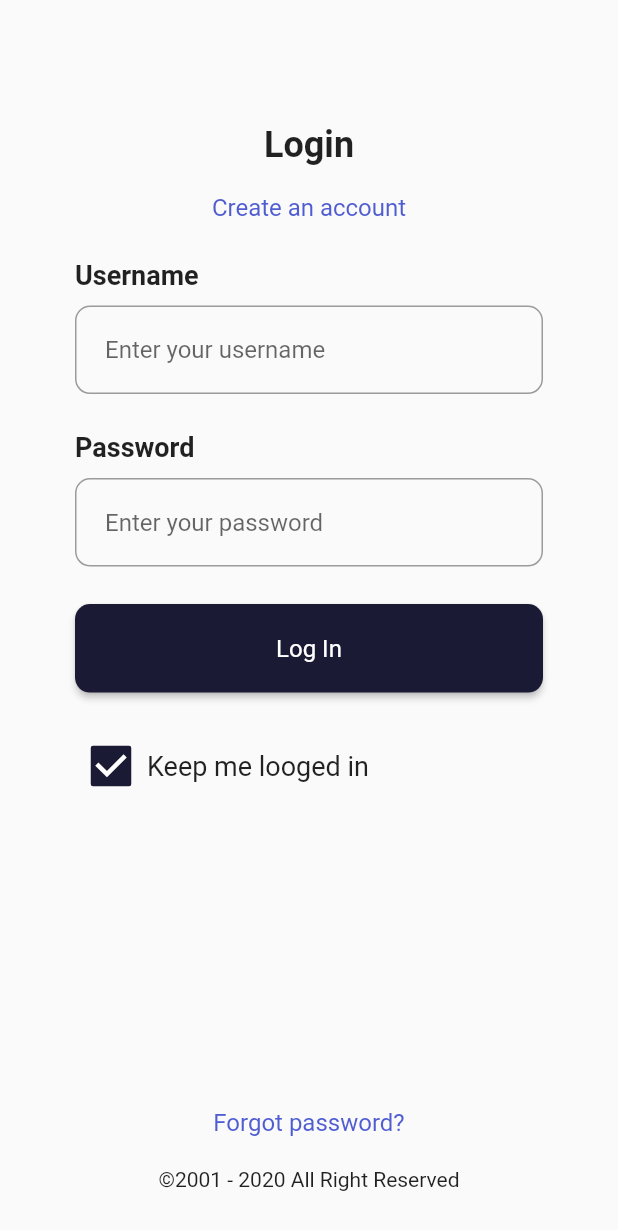
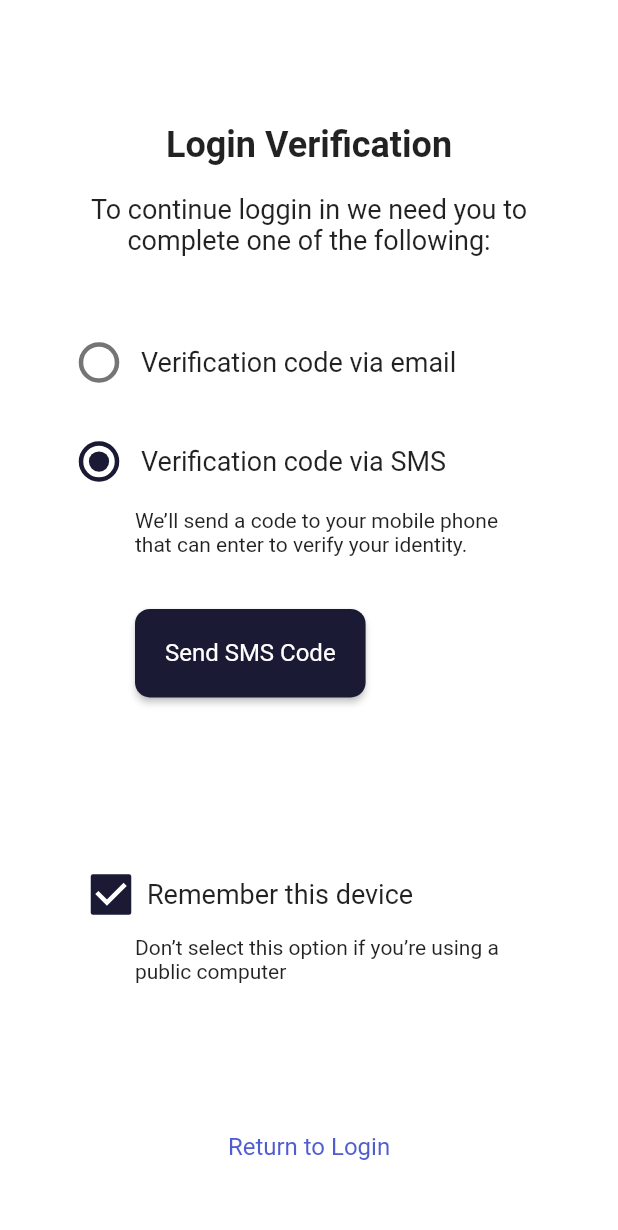
Before and after one commit to asotoglez/flutter-ui-samples, a Flutter app: the Login screen opened directly, after a tap on "Log In", on a phone screen of 412 x 824 dp. Shown: the top 1230 px of the screen. Run offline on Flutter 3.47's test engine with Material 2 defaults, Android fonts, the phone set to English and light mode, and no system bars.

Commit message:
Partial commit

```diff
--- a/lib/login-verification/login.dart
+++ b/lib/login-verification/login.dart
@@ -2,6 +2,7 @@ import 'package:flutter/material.dart';
 import 'package:flutter/services.dart';
 import 'input.dart';
 import 'checkbox.dart';
+import 'verification.dart';
 
 class Login extends StatelessWidget {
   @override
@@ -9,15 +10,10 @@ class Login extends StatelessWidget {
     SystemChrome.setPreferredOrientations([
       DeviceOrientation.portraitUp,
     ]);
-    SystemChrome.setSystemUIOverlayStyle(SystemUiOverlayStyle(
-        statusBarColor: Colors.transparent,
-        statusBarIconBrightness: Brightness.dark,
-        systemNavigationBarColor: Colors.white,
-        systemNavigationBarIconBrightness: Brightness.dark));
-
     double width = MediaQuery.of(context).size.width;
     double height = MediaQuery.of(context).size.height;
     return Scaffold(
+      backgroundColor: Colors.white,
       body: SingleChildScrollView(
         child: Column(
           children: <Widget>[
@@ -47,7 +43,12 @@ class Login extends StatelessWidget {
               padding: EdgeInsets.only(top: 25.0, left: 50.0, right: 50.0),
               child: RaisedButton(
                 color: Color(0xFF1B1A34),
-                onPressed: () {},
+                onPressed: () {
+                  Navigator.push(
+                    context,
+                    MaterialPageRoute(builder: (context) => Verification()),
+                  );
+                },
                 padding: EdgeInsets.all(20.0),
                 shape: RoundedRectangleBorder(
                   borderRadius: BorderRadius.circular(10.0),
--- a/lib/login-verification/verification.dart
+++ b/lib/login-verification/verification.dart
@@ -0,0 +1,173 @@
+import 'package:flutter/material.dart';
+import 'checkbox.dart';
+
+enum VerificationChannel { email, sms }
+
+class Verification extends StatefulWidget {
+  Verification({Key key}) : super(key: key);
+
+  @override
+  _VerificationWidgetState createState() => _VerificationWidgetState();
+}
+
+class _VerificationWidgetState extends State<Verification> {
+  VerificationChannel _channel = VerificationChannel.sms;
+  @override
+  Widget build(BuildContext context) {
+    double width = MediaQuery.of(context).size.width;
+    double height = MediaQuery.of(context).size.height;
+    return Scaffold(
+      backgroundColor: Colors.white,
+      body: SingleChildScrollView(
+        child: Column(
+          children: <Widget>[
+            Container(
+              alignment: Alignment.center,
+              margin: EdgeInsets.only(top: height / 10),
+              child: Text(
+                "Login Verification",
+                style: TextStyle(fontFamily: "Roboto-Bold", fontSize: 24.0),
+              ),
+            ),
+            Container(
+              alignment: Alignment.center,
+              margin:
+                  EdgeInsets.only(top: height / 45, left: 50.0, right: 50.0),
+              child: Text(
+                "To continue loggin in we need you to complete one of the following:",
+                textAlign: TextAlign.center,
+                style: TextStyle(
+                  fontFamily: "Roboto-Regular",
+                  fontSize: 18.0,
+                ),
+              ),
+            ),
+            Container(
+              alignment: Alignment.center,
+              margin:
+                  EdgeInsets.only(top: height / 25, left: 30.0, right: 50.0),
+              child: Column(
+                children: <Widget>[
+                  ListTile(
+                      contentPadding: EdgeInsets.only(top: 10.0),
+                      title: const Text(
+                        'Verification code via email',
+                        style: TextStyle(
+                            fontFamily: "Roboto-Regular", fontSize: 18),
+                      ),
+                      leading: Transform.scale(
+                        scale: 1.5,
+                        alignment: Alignment.centerLeft,
+                        child: Radio(
+                          activeColor: Color(0xFF1B1A34),
+                          value: VerificationChannel.email,
+                          groupValue: _channel,
+                          onChanged: (VerificationChannel value) {
+                            setState(() {
+                              _channel = value;
+                            });
+                          },
+                        ),
+                      )),
+                  ListTile(
+                      contentPadding: EdgeInsets.only(top: 10.0),
+                      title: const Text(
+                        'Verification code via SMS',
+                        style: TextStyle(
+                            fontFamily: "Roboto-Regular", fontSize: 18),
+                      ),
+                      leading: Transform.scale(
+                        scale: 1.5,
+                        alignment: Alignment.centerLeft,
+                        child: Radio(
+                          activeColor: Color(0xFF1B1A34),
+                          value: VerificationChannel.sms,
+                          groupValue: _channel,
+                          onChanged: (VerificationChannel value) {
+                            setState(() {
+                              _channel = value;
+                            });
+                          },
+                        ),
+                      )),
+                ],
+              ),
+            ),
+            Container(
+              alignment: Alignment.centerLeft,
+              margin:
+                  EdgeInsets.only(top: height / 250, left: 90.0, right: 60.0),
+              child: Text(
+                "We’ll send a code to your mobile phone that can enter to verify your identity.",
+                textAlign: TextAlign.left,
+                style: TextStyle(
+                  fontFamily: "Roboto-Regular",
+                  fontSize: 14.0,
+                ),
+              ),
+            ),
+            Container(
+              alignment: Alignment.centerLeft,
+              padding: EdgeInsets.only(top: 35.0, left: 90.0, right: 50.0),
+              child: RaisedButton(
+                color: Color(0xFF1B1A34),
+                onPressed: () {},
+                padding: EdgeInsets.all(20.0),
+                shape: RoundedRectangleBorder(
+                  borderRadius: BorderRadius.circular(10.0),
+                ),
+                child: Text('Send SMS Code',
+                    style: TextStyle(
+                        fontSize: 16.0,
+                        fontFamily: "Roboto-Regular",
+                        color: Color(0xFFFFFFFF))),
+              ),
+            ),
+            Container(
+              alignment: Alignment.centerLeft,
+              margin: EdgeInsets.only(top: height / 10, left: 0.0, right: 50.0),
+              child: CheckBox("Remember this device", true),
+            ),
+            Container(
+              alignment: Alignment.centerLeft,
+              margin:
+                  EdgeInsets.only(top: height / 250, left: 90.0, right: 60.0),
+              child: Text(
+                "Don’t select this option if you’re using a public computer",
+                textAlign: TextAlign.left,
+                style: TextStyle(
+                  fontFamily: "Roboto-Regular",
+                  fontSize: 14.0,
+                ),
+              ),
+            ),
+          ],
+        ),
+      ),
+      bottomNavigationBar: Container(
+        height: height / 12,
+        margin: EdgeInsets.only(bottom: 30.0),
+        child: Center(
+            child: Column(
+          mainAxisAlignment: MainAxisAlignment.end,
+          children: <Widget>[
+            GestureDetector(
+                onTap: () {
+                  if (Navigator.canPop(context)) {
+                    Navigator.pop(context);
+                  }
+                },
+                child: Container(
+                  margin: EdgeInsets.only(bottom: 20.0),
+                  child: Text("Return to Login",
+                      style: TextStyle(
+                          fontFamily: "Roboto-Regular",
+                          fontSize: 16.0,
+                          color: Color(0xFF505DD1))),
+                ))
+          ],
+        )),
+      ),
+    );
+  }
+}
--- a/pubspec.yaml
+++ b/pubspec.yaml
@@ -23,7 +23,12 @@ environment:
 dependencies:
   flutter:
     sdk: flutter
+  flutter_launcher_icons: ^0.7.5
 
+flutter_icons:
+  android: "launcher_icon"
+  ios: true
+  image_path: "assets/icon/icon.png"
 
   # The following adds the Cupertino Icons font to your application.
   # Use with the CupertinoIcons class for iOS style icons.
```
Also changed, not shown: lib/main.dart (+91 -68 lines), assets/icon/icon.png (added), pubspec.lock, 27 other files.
